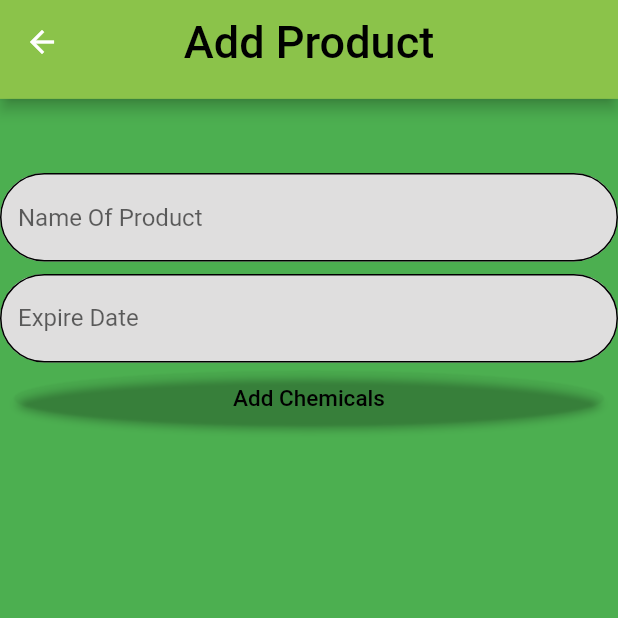
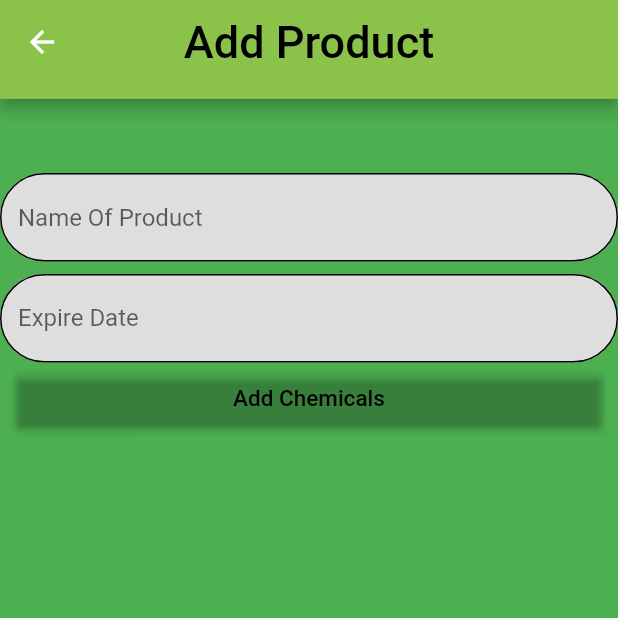
Before and after one commit to AdhamGohary/pharmacy_app_with_flutter_and_hive, a Flutter app: the AddProductScreen screen opened directly, on a phone screen of 412 x 824 dp, the top half of it. Run offline on Flutter 3.47's test engine with Material 2 defaults, Android fonts, the phone set to English and light mode, and no system bars; our stand-ins replace awesome_dialog, hive, hive_flutter, pdf, printing; accounts and stored records are empty.

Commit message:
edit commit

```diff
--- a/lib/main.dart
+++ b/lib/main.dart
@@ -1,4 +1,5 @@
 import 'dart:io';
+
 import 'package:flutter/material.dart';
 import 'package:hive_flutter/hive_flutter.dart';
 import 'package:path_provider/path_provider.dart';
--- a/lib/ui/widgets/custom_btn/custom_btn.dart
+++ b/lib/ui/widgets/custom_btn/custom_btn.dart
@@ -39,7 +39,7 @@ class _CustomBtnState extends State<CustomBtn> {
         },
         style: ElevatedButton.styleFrom(
             backgroundColor: x == true ? Colors.white : widget.color,
-            shape: const OvalBorder()),
+            /*shape: const OvalBorder()*/),
         child: CustomTxt(
           txt: widget.txt,
           txtStyle: widget.textStyle,
--- a/lib/ui/widgets/custom_container/custom_container.dart
+++ b/lib/ui/widgets/custom_container/custom_container.dart
@@ -34,7 +34,7 @@ class CustomContainer extends StatelessWidget {
       width: width,
       decoration: BoxDecoration(
           gradient: LinearGradient(
-              colors: <Color>[color1!, color2!,color3!], begin: begin!, end: end!)),
+              colors: <Color>[color1!, color2!], begin: begin!, end: end!)),
       margin: margin,
       child: child,
     );
```
Also changed, not shown: pubspec.lock, ui-ux/photo/addChemical.JPG (added), ui-ux/photo/addProduct.JPG (added), ui-ux/photo/chemical.JPG (added), ui-ux/photo/chemicalInProduct.JPG (added), ui-ux/photo/login.JPG (added), ui-ux/photo/main.JPG (added), ui-ux/photo/product.JPG (added), ui-ux/photo/showProduct.JPG (added), ui-ux/photo/viewChemical.JPG (added), 1 other file.
